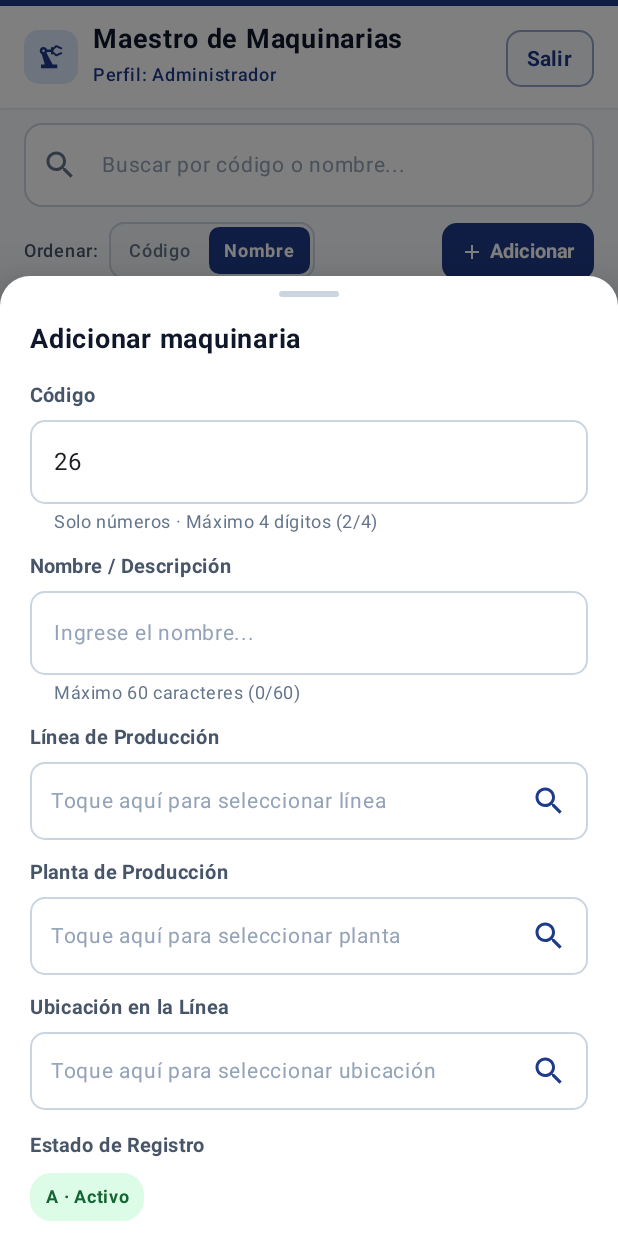
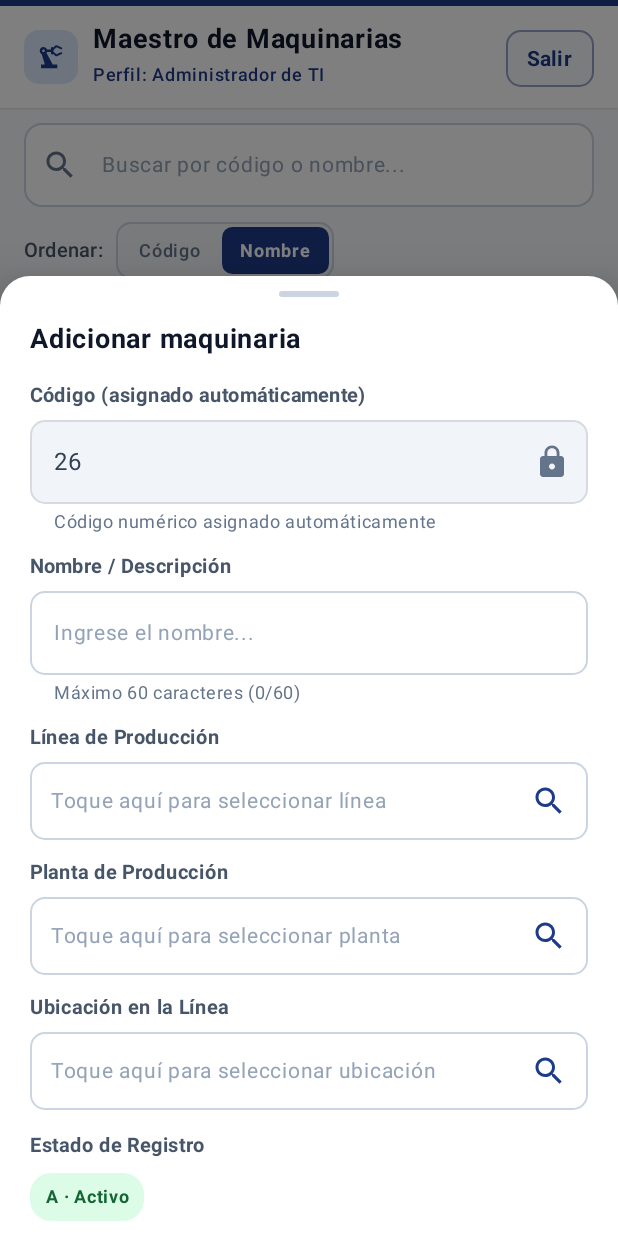
Before and after one commit to DrN25/Lab_NE_Machinery_Management_App, an Android app built with Jetpack Compose: the screen it shows after launch (MainActivity), after a tap on "Adicionar", on a phone screen of 412 x 824 dp. Run offline under Robolectric (Android 15) with nearby library versions, the phone set to English and light mode, and no system bars; our stand-ins replace Room's generated code; 3 other taps on this screen came first.

Commit message:
feat: add 5 organizational roles, explicit permissions, locked code on creation, and centered bottom Adicionar button

```diff
--- a/app/src/main/java/com/solucionesmoviles/maquinarias/ui/screen/LoginSimuladoScreen.kt
+++ b/app/src/main/java/com/solucionesmoviles/maquinarias/ui/screen/LoginSimuladoScreen.kt
@@ -173,16 +173,23 @@ private fun RolCard(
                 }
             }
 
-            Spacer(modifier = Modifier.height(12.dp))
+            Spacer(modifier = Modifier.height(10.dp))
 
+            @OptIn(ExperimentalLayoutApi::class)
             Row(
                 modifier = Modifier.fillMaxWidth(),
                 horizontalArrangement = Arrangement.SpaceBetween,
-                verticalAlignment = Alignment.CenterVertically
+                verticalAlignment = Alignment.Bottom
             ) {
-                Row(horizontalArrangement = Arrangement.spacedBy(6.dp)) {
-                    PermisoTag("Crear / Editar", permitido = true)
-                    PermisoTag("Inactivar", permitido = rol.puedeCambiarEstado)
+                FlowRow(
+                    horizontalArrangement = Arrangement.spacedBy(5.dp),
+                    verticalArrangement = Arrangement.spacedBy(5.dp),
+                    modifier = Modifier.weight(1f).padding(end = 8.dp)
+                ) {
+                    PermisoTag("Crear", permitido = rol.puedeCrear)
+                    PermisoTag("Editar", permitido = rol.puedeModificar)
+                    PermisoTag("Inactivar", permitido = rol.puedeInactivar)
+                    PermisoTag("Reactivar", permitido = rol.puedeReactivar)
                     PermisoTag("Eliminar", permitido = rol.puedeEliminar)
                 }
                 Surface(
@@ -221,5 +228,7 @@ private fun PermisoTag(texto: String, permitido: Boolean) {
 private fun iconoPorRol(rol: RolUsuario): ImageVector = when (rol) {
     RolUsuario.ADMIN -> Icons.Default.AdminPanelSettings
     RolUsuario.GERENTE -> Icons.Default.ManageAccounts
-    RolUsuario.EMPLEADO -> Icons.Default.Badge
+    RolUsuario.JEFE_MANT -> Icons.Default.Build
+    RolUsuario.SUPERVISOR -> Icons.Default.Engineering
+    RolUsuario.AUXILIAR -> Icons.Default.Badge
 }
--- a/app/src/main/java/com/solucionesmoviles/maquinarias/ui/screen/MaestroScreen.kt
+++ b/app/src/main/java/com/solucionesmoviles/maquinarias/ui/screen/MaestroScreen.kt
@@ -233,20 +233,19 @@ fun MaestroScreen(
 
                     Spacer(modifier = Modifier.height(10.dp))
 
-                    // 2. Fila compacta de Conmutador de Ordenamiento ("Ordenar:") y Botón + Adicionar
+                    // 2. Fila de Conmutador de Ordenamiento ("Ordenar:")
                     Row(
                         modifier = Modifier.fillMaxWidth(),
-                        horizontalArrangement = Arrangement.SpaceBetween,
+                        horizontalArrangement = Arrangement.Start,
                         verticalAlignment = Alignment.CenterVertically
                     ) {
                         Row(
                             verticalAlignment = Alignment.CenterVertically,
-                            horizontalArrangement = Arrangement.spacedBy(6.dp),
-                            modifier = Modifier.weight(1f, fill = false)
+                            horizontalArrangement = Arrangement.spacedBy(8.dp)
                         ) {
                             Text(
                                 text = "Ordenar:",
-                                fontSize = 12.sp,
+                                fontSize = 13.sp,
                                 fontWeight = FontWeight.SemiBold,
                                 color = Color(0xFF475569),
                                 maxLines = 1,
@@ -268,7 +267,7 @@ fun MaestroScreen(
                                             .clip(RoundedCornerShape(7.dp))
                                             .background(if (!state.ordenarPorNombre) modulo.primaryColor else Color.Transparent)
                                             .clickable { viewModel.setOrdenPorNombre(false) }
-                                            .padding(horizontal = 10.dp),
+                                            .padding(horizontal = 12.dp),
                                         contentAlignment = Alignment.Center
                                     ) {
                                         Text(
@@ -287,7 +286,7 @@ fun MaestroScreen(
                                             .clip(RoundedCornerShape(7.dp))
                                             .background(if (state.ordenarPorNombre) modulo.primaryColor else Color.Transparent)
                                             .clickable { viewModel.setOrdenPorNombre(true) }
-                                            .padding(horizontal = 10.dp),
+                                            .padding(horizontal = 12.dp),
                                         contentAlignment = Alignment.Center
                                     ) {
                                         Text(
@@ -301,20 +300,6 @@ fun MaestroScreen(
                                     }
                                 }
                             }
-                        }
-
-                        Spacer(modifier = Modifier.width(8.dp))
-
-                        Button(
-                            onClick = { viewModel.abrirAdicion() },
-                            shape = RoundedCornerShape(10.dp),
-                            colors = ButtonDefaults.buttonColors(containerColor = modulo.primaryColor),
-                            contentPadding = PaddingValues(horizontal = 12.dp, vertical = 6.dp),
-                            modifier = Modifier.height(38.dp)
-                        ) {
-                            Icon(Icons.Default.Add, contentDescription = null, modifier = Modifier.size(16.dp))
-                            Spacer(modifier = Modifier.width(4.dp))
-                            Text("Adicionar", fontSize = 13.sp, fontWeight = FontWeight.Bold, maxLines = 1, softWrap = false)
                         }
                     }
 
@@ -379,7 +364,7 @@ fun MaestroScreen(
                     LazyColumn(
                         modifier = Modifier.weight(1f),
                         verticalArrangement = Arrangement.spacedBy(8.dp),
-                        contentPadding = PaddingValues(bottom = if (state.registroSeleccionado != null) 156.dp else 16.dp)
+                        contentPadding = PaddingValues(bottom = if (state.registroSeleccionado != null) 156.dp else 84.dp)
                     ) {
                         if (registrosFiltrados.isEmpty()) {
                             item {
@@ -540,7 +525,39 @@ fun MaestroScreen(
                     }
                 }
 
-                // 5. Panel Inferior de Acciones Rápidas (Propuesta 2: Zona ergonómica del pulgar)
+                // 5. Panel Inferior: si no hay tarjeta seleccionada y el rol puede crear, muestra botón "Adicionar" centrado;
+                // si hay tarjeta seleccionada, muestra las acciones rápidas.
+                AnimatedVisibility(
+                    visible = state.registroSeleccionado == null && !state.mostrarSheetRegistro && state.rolActual?.puedeCrear == true,
+                    enter = slideInVertically(initialOffsetY = { it }) + fadeIn(),
+                    exit = slideOutVertically(targetOffsetY = { it }) + fadeOut(),
+                    modifier = Modifier.align(Alignment.BottomCenter)
+                ) {
+                    Surface(
+                        modifier = Modifier.fillMaxWidth(),
+                        shape = RoundedCornerShape(topStart = 20.dp, topEnd = 20.dp),
+                        color = Color.White,
+                        shadowElevation = 12.dp,
+                        border = BorderStroke(1.dp, Color(0xFFE2E8F0))
+                    ) {
+                        Box(
+                            modifier = Modifier
+                                .fillMaxWidth()
+                                .padding(horizontal = 24.dp, vertical = 12.dp),
+                            contentAlignment = Alignment.Center
+                        ) {
+                            Button(
+                                onClick = { viewModel.abrirAdicion() },
+                                shape = RoundedCornerShape(12.dp),
+                                colors = ButtonDefaults.buttonColors(containerColor = modulo.primaryColor),
+                                modifier = Modifier.fillMaxWidth(0.7f).height(48.dp)
+                            ) {
+                                Text("Adicionar", fontSize = 15.sp, fontWeight = FontWeight.Bold, color = Color.White)
+                            }
+                        }
+                    }
+                }
+
                 AnimatedVisibility(
                     visible = state.registroSeleccionado != null && !state.mostrarSheetRegistro,
                     enter = slideInVertically(initialOffsetY = { it }) + fadeIn(),
@@ -754,9 +771,9 @@ fun MaestroFormSheetContent(
 
         Spacer(modifier = Modifier.height(10.dp))
 
-        // Campo Código (Input manual numérico sin prefijo, máx. 4 dígitos; protegido con candado en edición)
+        // Campo Código (Siempre bloqueado con candado, tanto en Adición como en Modificación)
         Text(
-            text = if (modoEdicion) "Código (no editable)" else "Código",
+            text = if (modoEdicion) "Código (no editable)" else "Código (asignado automáticamente)",
             fontSize = 13.sp,
             color = Color(0xFF475569),
             fontWeight = FontWeight.Bold
@@ -764,32 +781,22 @@ fun MaestroFormSheetContent(
         Spacer(modifier = Modifier.height(4.dp))
         OutlinedTextField(
             value = codigo,
-            onValueChange = { nuevo ->
-                if (!modoEdicion) {
-                    // Validación estricta en tiempo real: solamente dígitos y máximo 4 caracteres
-                    val soloDigitos = nuevo.filter { it.isDigit() }.take(4)
-                    codigo = soloDigitos
-                }
-            },
-            placeholder = { Text("Ej: 105", fontSize = 14.sp, color = Color(0xFF94A3B8)) },
+            onValueChange = {},
             supportingText = {
                 Text(
-                    text = if (modoEdicion) "Clave primaria protegida" else "Solo números · Máximo 4 dígitos (${codigo.length}/4)",
+                    text = if (modoEdicion) "Clave primaria protegida" else "Código numérico asignado automáticamente",
                     fontSize = 12.sp,
                     color = Color(0xFF64748B)
                 )
             },
-            keyboardOptions = KeyboardOptions(keyboardType = KeyboardType.Number),
             modifier = Modifier.fillMaxWidth(),
-            enabled = !modoEdicion,
+            enabled = false,
             trailingIcon = {
-                if (modoEdicion) {
-                    Icon(
-                        imageVector = Icons.Default.Lock,
-                        contentDescription = "Protegido con candado",
-                        tint = Color(0xFF64748B)
-                    )
-                }
+                Icon(
+                    imageVector = Icons.Default.Lock,
+                    contentDescription = "Protegido con candado",
+                    tint = Color(0xFF64748B)
+                )
             },
             singleLine = true,
             shape = RoundedCornerShape(10.dp),
--- a/app/src/main/java/com/solucionesmoviles/maquinarias/ui/viewmodel/MaestroViewModel.kt
+++ b/app/src/main/java/com/solucionesmoviles/maquinarias/ui/viewmodel/MaestroViewModel.kt
@@ -66,40 +66,66 @@ enum class RolUsuario(
     val descripcionPermisos: String,
     val puedeCrear: Boolean,
     val puedeModificar: Boolean,
-    val puedeCambiarEstado: Boolean,
+    val puedeInactivar: Boolean,
+    val puedeReactivar: Boolean,
     val puedeEliminar: Boolean,
     val estadosAdmitidos: Set<String>,
     val badgeColor: Color
 ) {
     ADMIN(
-        nombreMostrar = "Administrador",
-        descripcionPermisos = "Control total: crear, modificar, inactivar, reactivar y eliminar.",
+        nombreMostrar = "Administrador de TI",
+        descripcionPermisos = "Control total del sistema en todos los estados.",
         puedeCrear = true,
         puedeModificar = true,
-        puedeCambiarEstado = true,
+        puedeInactivar = true,
+        puedeReactivar = true,
         puedeEliminar = true,
         estadosAdmitidos = setOf("A", "I", "*"),
         badgeColor = MaquinariasPrimary
     ),
     GERENTE(
-        nombreMostrar = "Gerente de Planta",
-        descripcionPermisos = "Puede crear, modificar, inactivar y reactivar. No puede eliminar.",
+        nombreMostrar = "Gerente de Producción",
+        descripcionPermisos = "Supervisión operativa de planta sin borrado definitivo.",
         puedeCrear = true,
         puedeModificar = true,
-        puedeCambiarEstado = true,
+        puedeInactivar = true,
+        puedeReactivar = true,
         puedeEliminar = false,
         estadosAdmitidos = setOf("A", "I"),
         badgeColor = PlantasPrimary
     ),
-    EMPLEADO(
-        nombreMostrar = "Empleado / Operario",
-        descripcionPermisos = "Puede consultar, crear y modificar activos. No cambia estados ni elimina.",
+    JEFE_MANT(
+        nombreMostrar = "Jefe de Mantenimiento",
+        descripcionPermisos = "Gestiona paradas y reactivaciones técnicas de equipos.",
+        puedeCrear = false,
+        puedeModificar = true,
+        puedeInactivar = true,
+        puedeReactivar = true,
+        puedeEliminar = false,
+        estadosAdmitidos = setOf("A", "I"),
+        badgeColor = Color(0xFF0369A1)
+    ),
+    SUPERVISOR(
+        nombreMostrar = "Supervisor de Línea",
+        descripcionPermisos = "Registra y actualiza maquinaria e infraestructura activa.",
         puedeCrear = true,
         puedeModificar = true,
-        puedeCambiarEstado = false,
+        puedeInactivar = false,
+        puedeReactivar = false,
         puedeEliminar = false,
         estadosAdmitidos = setOf("A"),
         badgeColor = LineasPrimary
+    ),
+    AUXILIAR(
+        nombreMostrar = "Auxiliar de Registro",
+        descripcionPermisos = "Alta inicial de nuevos registros y consulta de activos.",
+        puedeCrear = true,
+        puedeModificar = false,
+        puedeInactivar = false,
+        puedeReactivar = false,
+        puedeEliminar = false,
+        estadosAdmitidos = setOf("A"),
+        badgeColor = UbicacionesPrimary
     )
 }
 
@@ -293,6 +319,8 @@ class MaestroViewModel(
     }
 
     fun abrirModificacion(item: RegistroItem) {
+        // Regla estricta: solo registros activos ('A') pueden modificarse y si el rol lo permite
+        if (item.estadoRegistro != "A" || _uiState.value.rolActual?.puedeModificar != true) return
         _uiState.update {
             it.copy(
                 registroSeleccionado = item,
@@ -400,14 +428,17 @@ class MaestroViewModel(
     }
 
     fun solicitarInactivar(item: RegistroItem) {
+        if (item.estadoRegistro != "A" || _uiState.value.rolActual?.puedeInactivar != true) return
         _uiState.update { it.copy(dialogoConfirmacion = DialogoConfirmacion.Inactivar(item, it.moduloActual)) }
     }
 
     fun solicitarEliminar(item: RegistroItem) {
+        if (item.estadoRegistro != "A" || _uiState.value.rolActual?.puedeEliminar != true) return
         _uiState.update { it.copy(dialogoConfirmacion = DialogoConfirmacion.Eliminar(item, it.moduloActual)) }
     }
 
     fun solicitarReactivar(item: RegistroItem) {
+        if (item.estadoRegistro == "A" || _uiState.value.rolActual?.puedeReactivar != true) return
         _uiState.update { it.copy(dialogoConfirmacion = DialogoConfirmacion.Reactivar(item, it.moduloActual)) }
     }
 
@@ -420,7 +451,7 @@ class MaestroViewModel(
     }
 
     fun confirmarInactivar(codigo: String, modulo: ModuloTipo) {
-        if (_uiState.value.rolActual?.puedeCambiarEstado != true) {
+        if (_uiState.value.rolActual?.puedeInactivar != true) {
             descartarDialogo()
             return
         }
@@ -437,7 +468,7 @@ class MaestroViewModel(
     }
 
     fun confirmarReactivar(codigo: String, modulo: ModuloTipo) {
-        if (_uiState.value.rolActual?.puedeCambiarEstado != true) {
+        if (_uiState.value.rolActual?.puedeReactivar != true) {
             descartarDialogo()
             return
         }
```
Also changed, not shown: app/src/main/java/com/solucionesmoviles/maquinarias/ui/screen/Components.kt (+13 -72 lines).
